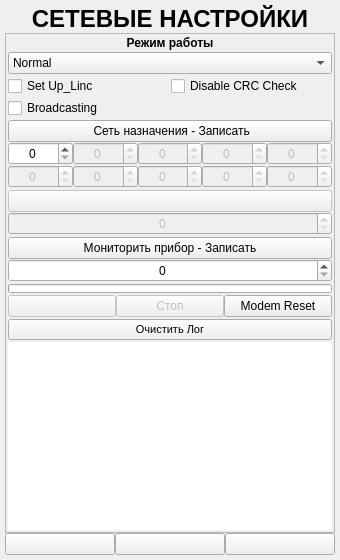
Above: ANDROID_FORMS/sniffer_settings_form.ui from DavidSiegman/PLC_RF_Configurator before the change. Below: the same form after it.
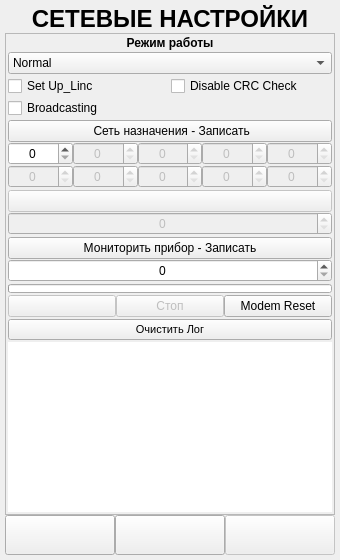
That is the form after the change. Icons and pictures are not drawn.

Commit message: 22.02.2019 8:40: Interfaces control form and PLC_RF Net settings form

Patch:
```diff
--- a/ANDROID_FORMS/sniffer_settings_form.ui
+++ b/ANDROID_FORMS/sniffer_settings_form.ui
@@ -80,7 +80,7 @@
         <x>0</x>
         <y>0</y>
         <width>328</width>
-        <height>476</height>
+        <height>474</height>
        </rect>
       </property>
       <layout class="QVBoxLayout" name="verticalLayout_2">
@@ -819,14 +819,35 @@
     </widget>
    </item>
    <item>
-    <layout class="QHBoxLayout" name="horizontalLayout">
+    <widget class="QWidget" name="DownPanel_Widget" native="true">
+     <property name="styleSheet">
+      <string notr="true"/>
+     </property>
+     <layout class="QVBoxLayout" name="verticalLayout_7">
+      <property name="spacing">
+       <number>0</number>
+      </property>
+      <property name="leftMargin">
+       <number>0</number>
+      </property>
+      <property name="topMargin">
+       <number>0</number>
+      </property>
+      <property name="rightMargin">
+       <number>0</number>
+      </property>
+      <property name="bottomMargin">
+       <number>0</number>
+      </property>
+      <item>
+       <layout class="QHBoxLayout" name="horizontalLayout_2">
      <property name="spacing">
       <number>0</number>
      </property>
      <item>
       <widget class="QPushButton" name="Back">
        <property name="sizePolicy">
-        <sizepolicy hsizetype="Expanding" vsizetype="Minimum">
+           <sizepolicy hsizetype="Minimum" vsizetype="Minimum">
          <horstretch>0</horstretch>
          <verstretch>0</verstretch>
         </sizepolicy>
@@ -834,13 +855,7 @@
        <property name="minimumSize">
         <size>
          <width>0</width>
-         <height>0</height>
-        </size>
-       </property>
-       <property name="maximumSize">
-        <size>
-         <width>16777215</width>
-         <height>16777215</height>
+            <height>40</height>
         </size>
        </property>
        <property name="text">
@@ -861,15 +876,15 @@
      <item>
       <widget class="QPushButton" name="btnSettings">
        <property name="sizePolicy">
-        <sizepolicy hsizetype="Expanding" vsizetype="Minimum">
+           <sizepolicy hsizetype="Minimum" vsizetype="Minimum">
          <horstretch>0</horstretch>
          <verstretch>0</verstretch>
         </sizepolicy>
        </property>
        <property name="minimumSize">
         <size>
-         <width>40</width>
-         <height>0</height>
+            <width>0</width>
+            <height>40</height>
         </size>
        </property>
        <property name="maximumSize">
@@ -898,8 +913,11 @@
      </item>
      <item>
       <widget class="QPushButton" name="Next">
+          <property name="enabled">
+           <bool>false</bool>
+          </property>
        <property name="sizePolicy">
-        <sizepolicy hsizetype="Expanding" vsizetype="Minimum">
+           <sizepolicy hsizetype="Minimum" vsizetype="Minimum">
          <horstretch>0</horstretch>
          <verstretch>0</verstretch>
         </sizepolicy>
@@ -907,13 +925,7 @@
        <property name="minimumSize">
         <size>
          <width>0</width>
-         <height>0</height>
-        </size>
-       </property>
-       <property name="maximumSize">
-        <size>
-         <width>16777215</width>
-         <height>16777215</height>
+            <height>40</height>
         </size>
        </property>
        <property name="text">
@@ -932,6 +944,9 @@
       </widget>
      </item>
     </layout>
+      </item>
+     </layout>
+    </widget>
    </item>
   </layout>
  </widget>
```
Lines whose indentation alone changed are shown as unchanged. The commit also changes 68 other files.
